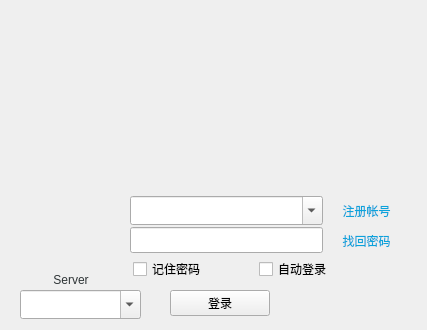
Qt form src/login.ui (ptyin/qtexteditor) before a commit.
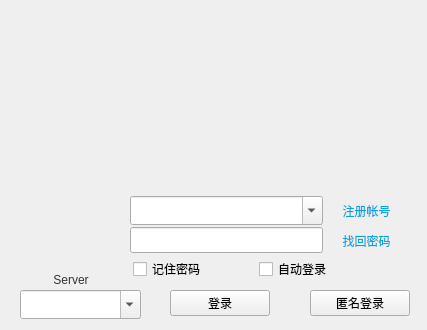
The same form after that commit.

Diff of the .ui file:
```diff
--- a/src/login.ui
+++ b/src/login.ui
@@ -252,6 +252,19 @@
     <set>Qt::AlignCenter</set>
    </property>
   </widget>
+  <widget class="QPushButton" name="btn_annonymous">
+   <property name="geometry">
+    <rect>
+     <x>310</x>
+     <y>290</y>
+     <width>100</width>
+     <height>26</height>
+    </rect>
+   </property>
+   <property name="text">
+    <string>匿名登录</string>
+   </property>
+  </widget>
  </widget>
  <layoutdefault spacing="6" margin="11"/>
  <resources/>
```
Left out of the diff: 11 changed lines with no effect on the pictures.
